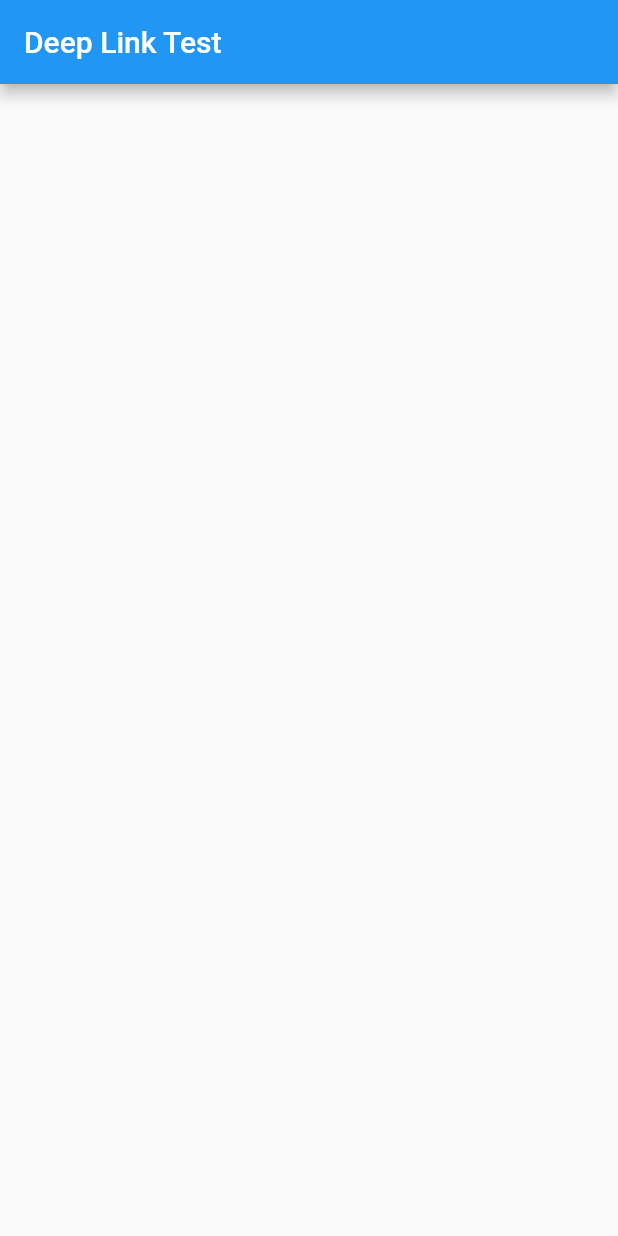
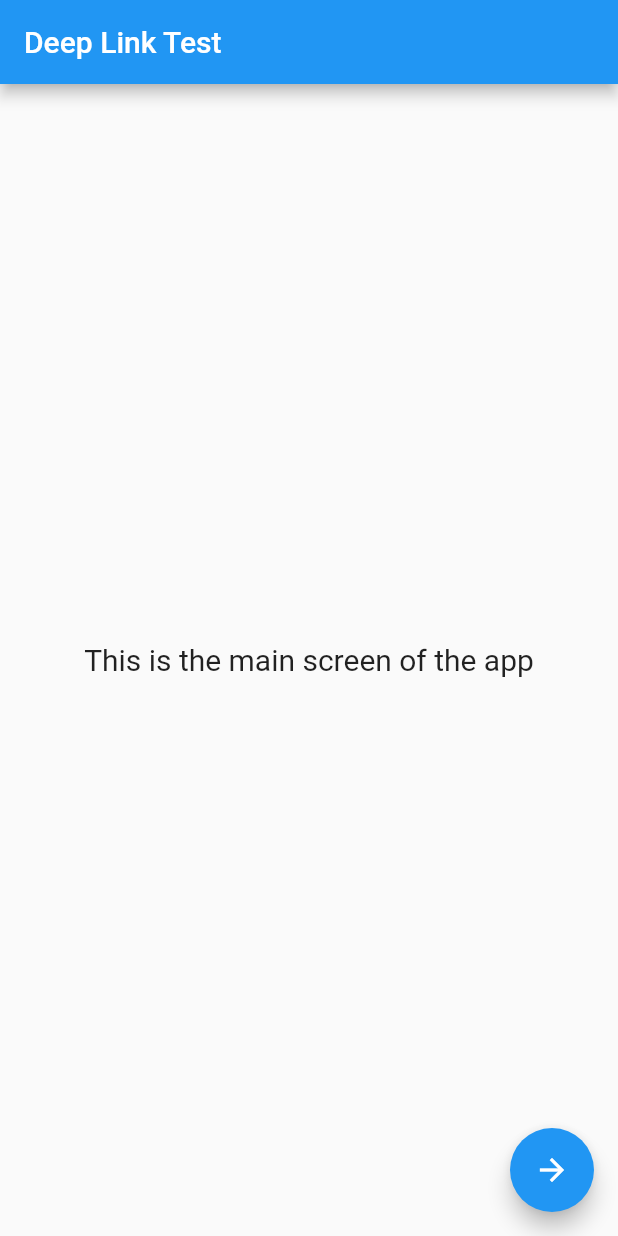
Before and after one commit to warpaltarpers/dltest, a Flutter app: the screen it shows after launch, on a phone screen of 412 x 824 dp. Run offline on Flutter 3.47's test engine with Material 2 defaults, Android fonts, the phone set to English and light mode, and no system bars.

Commit message:
Screens and routing built

```diff
--- a/lib/myapp.dart
+++ b/lib/myapp.dart
@@ -7,6 +7,19 @@ class MyApp extends StatelessWidget {
       appBar: AppBar(
         title: Text('Deep Link Test'),
       ),
+      body: Center(
+        child: Text(
+          'This is the main screen of the app',
+          style: TextStyle(fontSize: 20.0)
+        ),
+      ),
+      floatingActionButton: FloatingActionButton(
+        onPressed: () {
+          Navigator.pushNamed(
+            context, '/second');
+        },
+        child: Icon(Icons.arrow_forward),
+      ),
     );
   }
 }
```
Also changed, not shown: lib/main.dart (+6 -1 lines), lib/screen2.dart (added, +34 -0 lines).
